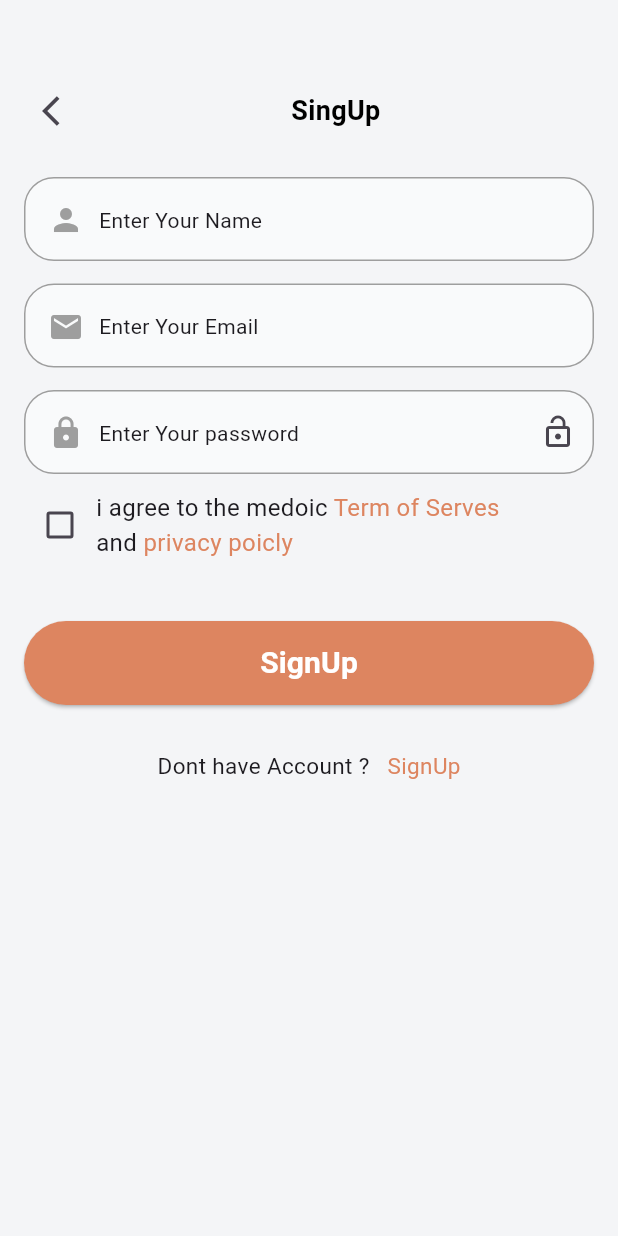
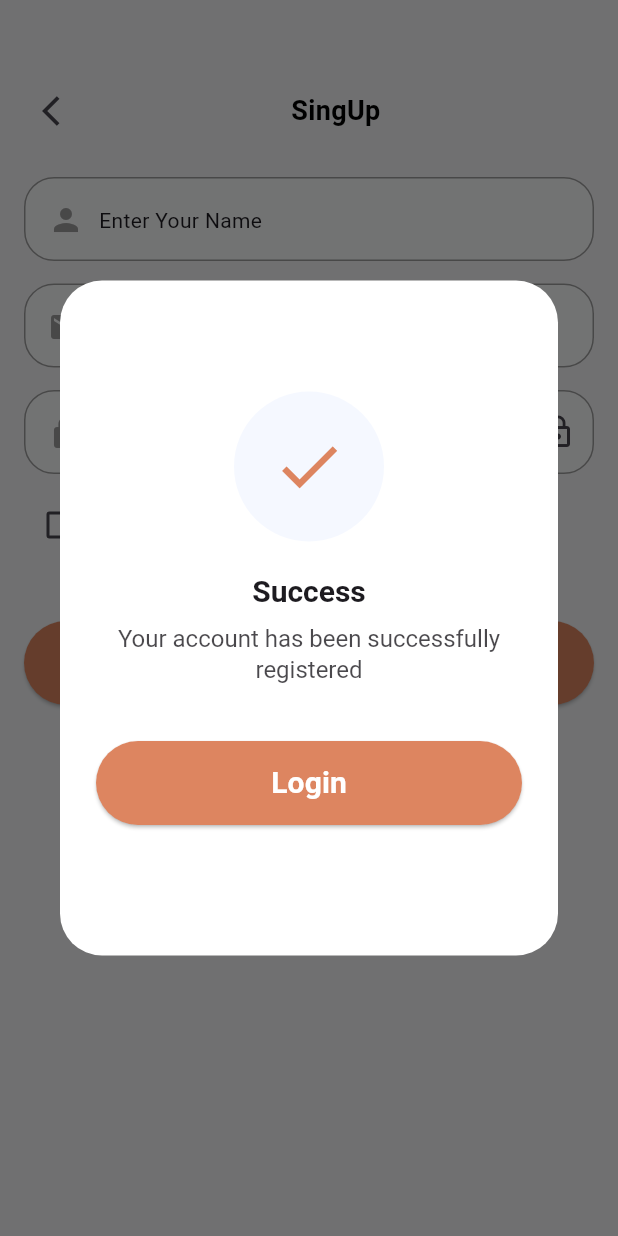
Before and after one commit to Eng-Nader/collegeApp-, a Flutter app: the SignupView screen opened by its route, after a tap on "SignUp", on a phone screen of 412 x 824 dp. Run offline on Flutter 3.47's test engine with Material 3 defaults, Android fonts, the light colour scheme and no system bars; our stand-ins replace go_router, pin_code_fields.

Commit message:
create a pop Message and dialog for a signupView

```diff
--- a/lib/Feature/auth/Presentation/view/loginView.dart
+++ b/lib/Feature/auth/Presentation/view/loginView.dart
@@ -78,6 +78,7 @@ class LoginView extends StatelessWidget {
                   subContent:
                       'Once again you login successfully\ninto medidoc app',
                   titelButtom: 'Go to Home',
+                  onPressed: () => context.go(homeView),
                 );
               },
             ),
--- a/lib/Feature/auth/Presentation/view/new_password_view.dart
+++ b/lib/Feature/auth/Presentation/view/new_password_view.dart
@@ -74,7 +74,9 @@ class NewPasswordView extends StatelessWidget {
                     content: 'Success',
                     titelButtom: 'Login',
                     subContent:
-                        'Your account has been successfully\nregistered');
+                        'Your account has been successfully\nregistered',
+                        onPressed: () => context.go(loginView),
+                        );
               },
             ),
           ],
--- a/lib/Feature/auth/Presentation/view/sign_up_view.dart
+++ b/lib/Feature/auth/Presentation/view/sign_up_view.dart
@@ -3,6 +3,7 @@ import 'package:college_app/Feature/auth/Presentation/widget/custom_button.dart'
 import 'package:college_app/Feature/auth/Presentation/widget/custom_text_auth.dart';
 import 'package:college_app/Feature/auth/Presentation/widget/custom_text_fild.dart';
 import 'package:college_app/constant.dart';
+import 'package:college_app/core/function/show_dialog.dart';
 import 'package:flutter/material.dart';
 import 'package:go_router/go_router.dart';
 
@@ -21,7 +22,7 @@ class SignupView extends StatelessWidget {
             ),
             CustomAppBar(
               title: 'SingUp',
-              onPressed: () =>context.go(loginView),
+              onPressed: () => context.go(loginView),
             ),
             SizedBox(
               height: 20,
@@ -93,7 +94,15 @@ class SignupView extends StatelessWidget {
             ),
             CustomButton(
               title: 'SignUp',
-              onPressed: () {},
+              onPressed: () {
+                showSucessDiaglog(
+                    context: context,
+                    content: 'Success',
+                    titelButtom: 'Login',
+                    subContent:
+                        'Your account has been successfully\nregistered',
+                    onPressed: () => context.go(loginView));
+              },
             ),
             SizedBox(
               height: 30,
--- a/lib/Feature/auth/Presentation/widget/dialog_body.dart
+++ b/lib/Feature/auth/Presentation/widget/dialog_body.dart
@@ -8,10 +8,11 @@ class DialogBody extends StatelessWidget {
       {super.key,
       required this.content,
       required this.titelButtom,
-      required this.subContent});
+      required this.subContent, required this.onPressed});
   final String content;
   final String subContent;
   final String titelButtom;
+  final VoidCallback onPressed ;
 
   @override
   Widget build(BuildContext context) {
@@ -60,9 +61,7 @@ class DialogBody extends StatelessWidget {
             SizedBox(height: 37),
             CustomButton(
               title: titelButtom,
-              onPressed: () {
-                context.go(loginView);
-              },
+              onPressed:  onPressed ,
             )
           ],
         ),
--- a/lib/constant.dart
+++ b/lib/constant.dart
@@ -8,3 +8,4 @@ const String addressView = '/address';
 const String signupView = '/signup';
 const String resentpassword = '/resent-password';
 const String newPasswrod = '/new-password';
+const String homeView = '/home';
--- a/lib/core/function/show_dialog.dart
+++ b/lib/core/function/show_dialog.dart
@@ -6,6 +6,7 @@ void showSucessDiaglog({
   required String content,
   required String titelButtom,
   required String subContent,
+  required VoidCallback onPressed,
 }) {
   showDialog(
     context: context,
@@ -14,6 +15,7 @@ void showSucessDiaglog({
         content: content,
         titelButtom: titelButtom,
         subContent: subContent,
+        onPressed: onPressed,
       );
     },
   );
--- a/lib/core/helpers/app_router.dart
+++ b/lib/core/helpers/app_router.dart
@@ -6,6 +6,7 @@ import 'package:college_app/Feature/auth/Presentation/view/new_password_view.dar
 import 'package:college_app/Feature/auth/Presentation/view/profile_view.dart';
 import 'package:college_app/Feature/auth/Presentation/view/resent_password_view.dart';
 import 'package:college_app/Feature/auth/Presentation/view/sign_up_view.dart';
+import 'package:college_app/Feature/home/presentation/views/home_view.dart';
 import 'package:college_app/constant.dart';
 import 'package:go_router/go_router.dart';
 
@@ -52,6 +53,11 @@ class AppRoute {
           path: newPasswrod,
           builder: (context, state) {
             return NewPasswordView();
+          }),
+      GoRoute(
+          path: homeView,
+          builder: (context, state) {
+            return HomeView();
           })
     ],
   );
```
